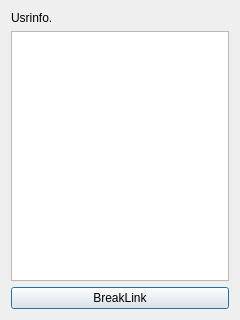
Above: Client/client_gui/src/usrinfo.ui from zyoohv/Lilink before the change. Below: the same form after it.
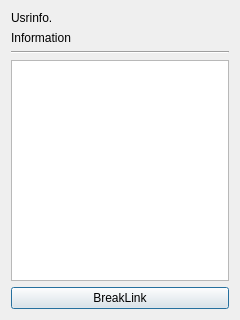
That is the form after the change.

Diff of the .ui file:
```diff
--- a/Client/client_gui/src/usrinfo.ui
+++ b/Client/client_gui/src/usrinfo.ui
@@ -21,6 +21,20 @@
      </property>
     </widget>
    </item>
+   <item>
+    <widget class="QLabel" name="Information">
+     <property name="text">
+      <string>Information</string>
+     </property>
+    </widget>
+   </item>
+   <item>
+    <widget class="Line" name="line">
+     <property name="orientation">
+      <enum>Qt::Horizontal</enum>
+     </property>
+    </widget>
+   </item>
    <item>
     <widget class="QTextBrowser" name="showUsrInfo"/>
    </item>
```
Left out of the diff: 2 changed lines with no effect on the pictures.
